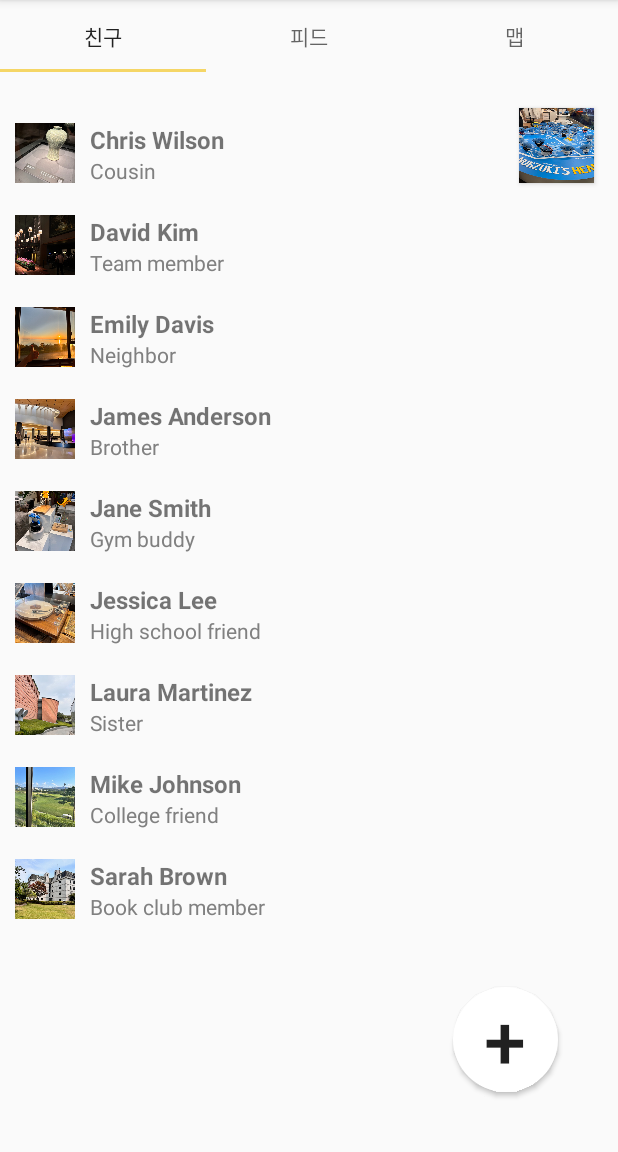
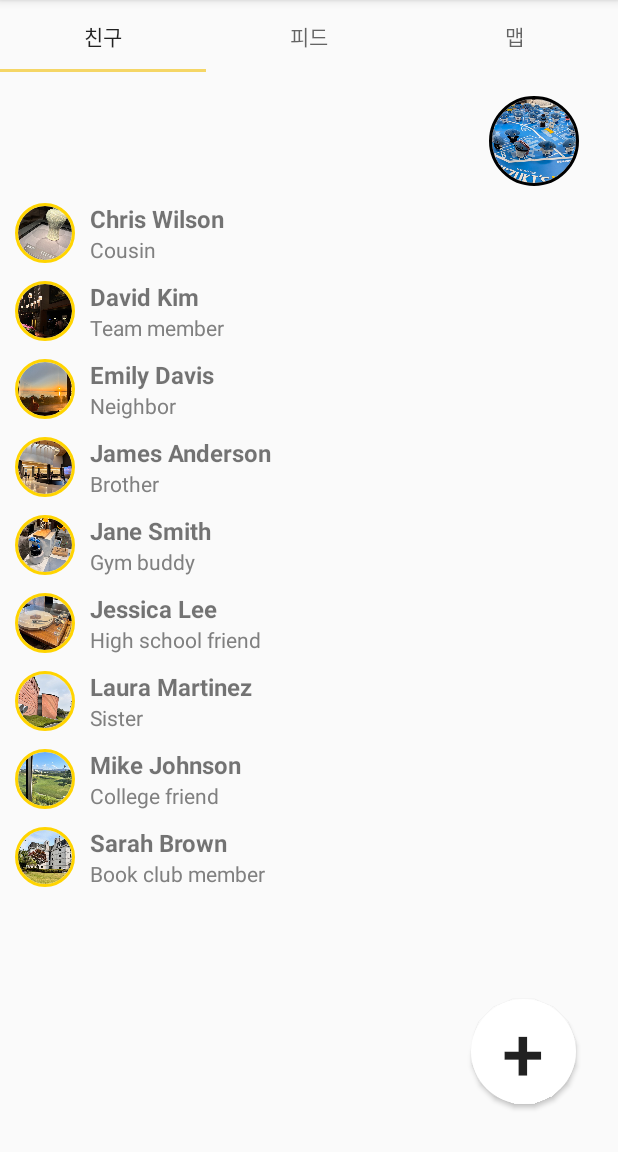
Before and after one commit to madcamp01/madcamp, an Android app built with Jetpack Compose: the screen it shows after launch (MainActivity), on a phone screen of 412 x 824 dp, the part 84-1236 px from its top. Run offline under Robolectric (Android 15) with nearby library versions, the phone set to English and light mode, and no system bars; our stand-ins replace CircleImageView, Room's generated code; libraries missing offline, so code that uses them is left out: com.kakao.vectormap; 1 statement that could not run was skipped.

Commit message:
feat: profile 사진 refresh

```diff
--- a/app/build.gradle.kts
+++ b/app/build.gradle.kts
@@ -85,4 +85,5 @@ dependencies {
     kapt(libs.androidx.room.compiler)
     implementation ("com.kakao.maps.open:android:2.9.7")
     implementation("com.google.code.gson:gson:2.8.6")
+    implementation ("de.hdodenhof:circleimageview:3.1.0")
 }
--- a/app/src/main/java/com/example/madcamp01/first/AddReviewActivity.kt
+++ b/app/src/main/java/com/example/madcamp01/first/AddReviewActivity.kt
@@ -181,7 +181,7 @@ class AddReviewActivity : AppCompatActivity() {
             if (placeId == null) {
                 placeId = insertPlace(database, placeName)
             }
-            val imageUri =  selectedImageUri.let { getRealPathFromURI(parent, it!!) }?.let{Uri.parse(it)}?:selectedImageUri
+            val imageUri = selectedImageUri?.let { getRealPathFromURI(applicationContext, it) }?.let { Uri.parse(it) } ?: selectedImageUri
             var imageId = getImageId(database, imageUri.toString())
 
             if (imageId == null) {
--- a/app/src/main/java/com/example/madcamp01/first/ContactAdapter.kt
+++ b/app/src/main/java/com/example/madcamp01/first/ContactAdapter.kt
@@ -34,7 +34,7 @@ class ContactAdapter(private var contacts: List<Contact>,
     }
 
     class ContactViewHolder(itemView: View) : RecyclerView.ViewHolder(itemView) {
-        private val contactImage: ImageView = itemView.findViewById(R.id.contact_image)
+        private val contactImage:ImageView = itemView.findViewById(R.id.contact_image)
         private val contactName: TextView = itemView.findViewById(R.id.contact_name)
         private val contactStatus: TextView = itemView.findViewById(R.id.contact_status)
 
--- a/app/src/main/java/com/example/madcamp01/first/FirstFragment.kt
+++ b/app/src/main/java/com/example/madcamp01/first/FirstFragment.kt
@@ -8,6 +8,7 @@ import android.view.LayoutInflater
 import android.view.View
 import android.view.ViewGroup
 import android.widget.Button
+import android.widget.ImageView
 import androidx.fragment.app.Fragment
 import androidx.lifecycle.lifecycleScope
 import androidx.recyclerview.widget.LinearLayoutManager
@@ -27,6 +28,7 @@ class FirstFragment : Fragment() {
     private val REQUEST_CODE = 1
     private lateinit var recyclerView: RecyclerView
     private lateinit var contactAdapter: ContactAdapter
+    private lateinit var profileViewButton: ImageView
 
     override fun onCreateView(
         inflater: LayoutInflater, container: ViewGroup?,
@@ -41,10 +43,10 @@ class FirstFragment : Fragment() {
             val intent = Intent(context, AddReviewActivity::class.java)
             startActivity(intent)
         }
-        val profileViewButton:Button = view.findViewById(R.id.profileButton)
+        profileViewButton = view.findViewById(R.id.profileButton)
         profileViewButton.setOnClickListener({
             val intent = Intent(context, ProfileActivity::class.java)
-            startActivity(intent)
+            startActivityForResult(intent,REQUEST_CODE)
         })
         loadContacts()
 
@@ -56,11 +58,12 @@ class FirstFragment : Fragment() {
         val database = AppDatabase.getInstance(requireContext())
         lifecycleScope.launch {
             val contacts = getContactsFromDb(database).filter{it.personId!=1}.sortedBy { it.personName }
+            val profileContact = getContactById(database, 1)
 
-//            if (contacts.isEmpty()) {
-////                insertDummyData(database)
-//                loadContacts() // Dummy data 삽입 후 다시 로드
-//            } else {
+            if (profileContact != null) {
+                profileViewButton.setImageURI(profileContact.profilePicture)
+            }
+
                 contactAdapter = ContactAdapter(contacts) { contact ->
                     val intent = Intent(context, ContactDetailActivity::class.java).apply {
                         putExtra("CONTACT_ID", contact.personId)
@@ -77,33 +80,24 @@ class FirstFragment : Fragment() {
     override fun onActivityResult(requestCode: Int, resultCode: Int, data: Intent?) {
         super.onActivityResult(requestCode, resultCode, data)
         if (requestCode == REQUEST_CODE && resultCode == Activity.RESULT_OK) {
-            loadContacts() // 삭제 후 연락처 목록 다시 로드
+            val profileUri = data?.getStringExtra("PROFILE_URI")
+            profileUri?.let {
+                profileViewButton.setImageURI(Uri.parse(it))
+            }
+            loadContacts() // 삭제 후 연락처 목록 다시 로드n
         }
     }
 
-//    private suspend fun insertDummyData(database: AppDatabase) {
-//        val dummyContacts = listOf(
-//            Contact(1, "John Doe", "010-1234-5678", "Friend from work", Uri.parse("android.resource://com.example.madcamp01/" + R.drawable.img1)),
-//            Contact(2, "Jane Smith", "010-2345-6789", "Gym buddy", Uri.parse("android.resource://com.example.madcamp01/" + R.drawable.img2)),
-//            Contact(3, "Mike Johnson", "010-3456-7890", "College friend", Uri.parse("android.resource://com.example.madcamp01/" + R.drawable.img3)),
-//            Contact(4, "Emily Davis", "010-4567-8901", "Neighbor", Uri.parse("android.resource://com.example.madcamp01/" + R.drawable.img4)),
-//            Contact(5, "Sarah Brown", "010-5678-9012", "Book club member", Uri.parse("android.resource://com.example.madcamp01/" + R.drawable.img5)),
-//            Contact(6, "Chris Wilson", "010-6789-0123", "Cousin", Uri.parse("android.resource://com.example.madcamp01/" + R.drawable.img6)),
-//            Contact(7, "Jessica Lee", "010-7890-1234", "High school friend", Uri.parse("android.resource://com.example.madcamp01/" + R.drawable.img7)),
-//            Contact(8, "David Kim", "010-8901-2345", "Team member", Uri.parse("android.resource://com.example.madcamp01/" + R.drawable.img8)),
-//            Contact(9, "Laura Martinez", "010-9012-3456", "Sister", Uri.parse("android.resource://com.example.madcamp01/" + R.drawable.img9)),
-//            Contact(10, "James Anderson", "010-0123-4567", "Brother", Uri.parse("android.resource://com.example.madcamp01/" + R.drawable.img10))
-//        )
-//        withContext(Dispatchers.IO) {
-//            database.contactDao().apply {
-//                dummyContacts.forEach { insertContact(it) }
-//            }
-//        }
-//    }
+
 
     private suspend fun getContactsFromDb(database: AppDatabase): List<Contact> {
         return withContext(Dispatchers.IO) {
             database.contactDao().getAllContacts()
         }
     }
+    private suspend fun getContactById(database: AppDatabase, contactId: Int): Contact? {
+        return withContext(Dispatchers.IO) {
+            database.contactDao().getContactById(contactId)
+        }
+    }
 }
--- a/app/src/main/java/com/example/madcamp01/first/ProfileActivity.kt
+++ b/app/src/main/java/com/example/madcamp01/first/ProfileActivity.kt
@@ -294,9 +294,18 @@ class ProfileActivity : AppCompatActivity() {
                 contact = updatedContact
                 toggleEditMode(false)
                 loadContact()
-                setResult(RESULT_OK) // 변경 사항이 있을 때 RESULT_OK 설정
+//                setResult(Activity.RESULT_OK, Intent().apply {
+//                    putExtra("PROFILE_URI", contact.profilePicture.toString())
+//                })
             }
         }
+
+    }
+    override fun onBackPressed() {
+        setResult(RESULT_OK, Intent().apply {
+            putExtra("PROFILE_URI", contact.profilePicture.toString())
+        })
+        super.onBackPressed()
     }
     fun getRealPathFromURI(context: Context, uri: Uri): String? {
         if (DocumentsContract.isDocumentUri(context, uri)) {
--- a/app/src/main/java/com/example/madcamp01/third/ReviewViewHolder.kt
+++ b/app/src/main/java/com/example/madcamp01/third/ReviewViewHolder.kt
@@ -1,5 +1,6 @@
 package com.example.madcamp01.third
 
+import android.net.Uri
 import android.view.View
 import android.widget.ImageView
 import android.widget.RatingBar
@@ -27,7 +28,7 @@ class ReviewViewHolder(itemView: View) : RecyclerView.ViewHolder(itemView) {
             val imageUri = withContext(Dispatchers.IO) {
                 AppDatabase.getInstance(itemView.context).imageDao().getImageById(review.imageId)!!.imageSrc
             }
-            reviewImage.setImageURI(imageUri)
+            reviewImage.setImageURI(Uri.parse(imageUri))
         }
     }
 }
--- a/app/src/main/res/layout/contact_item.xml
+++ b/app/src/main/res/layout/contact_item.xml
@@ -1,16 +1,21 @@
 <LinearLayout xmlns:android="http://schemas.android.com/apk/res/android"
     android:layout_width="match_parent"
     android:layout_height="wrap_content"
+    xmlns:app="http://schemas.android.com/apk/res-auto"
     android:orientation="horizontal"
-    android:padding="10dp">
+    android:paddingTop="5dp"
+    android:paddingBottom="5dp"
+    android:paddingRight="10dp"
+    android:paddingLeft="10dp">
 
-    <ImageView
+    <de.hdodenhof.circleimageview.CircleImageView
         android:id="@+id/contact_image"
         android:layout_width="40dp"
-        android:layout_height="40dp"
-        android:layout_marginEnd="10dp"
-        android:scaleType="centerCrop"
-        android:src="@drawable/ic_launcher_foreground" />
+        android:layout_height="match_parent"
+        app:civ_border_overlay="true"
+        app:civ_border_width="2dp"
+        app:civ_border_color="#FFD400"
+        android:layout_marginRight="10dp"/>
 
     <LinearLayout
         android:layout_width="0dp"
--- a/app/src/main/res/layout/fragment_first.xml
+++ b/app/src/main/res/layout/fragment_first.xml
@@ -13,17 +13,17 @@
 
         app:layout_constraintBottom_toBottomOf="parent"
         app:layout_constraintEnd_toEndOf="parent"
-        app:layout_constraintHorizontal_bias="1.0"
+        app:layout_constraintHorizontal_bias="0.0"
         app:layout_constraintStart_toStartOf="parent"
-        app:layout_constraintTop_toTopOf="@+id/profileButton"
-        app:layout_constraintVertical_bias="0.0" />
+        app:layout_constraintTop_toBottomOf="@+id/profileButton"
+        app:layout_constraintVertical_bias="0.029" />
 
     <Button
         android:id="@+id/addReviewButton"
         android:layout_width="70dp"
         android:layout_height="70dp"
-        android:layout_marginEnd="40dp"
-        android:layout_marginBottom="40dp"
+        android:layout_marginEnd="28dp"
+        android:layout_marginBottom="32dp"
         android:background="@drawable/circular_image"
         android:text="+"
         android:textAlignment="center"
@@ -33,14 +33,20 @@
         app:layout_constraintBottom_toBottomOf="parent"
         app:layout_constraintEnd_toEndOf="parent" />
 
-    <Button
+    <de.hdodenhof.circleimageview.CircleImageView
         android:id="@+id/profileButton"
-        android:layout_width="50dp"
-        android:layout_height="50dp"
-        android:layout_marginTop="24dp"
-        android:background="@drawable/img1"
+        android:layout_width="60dp"
+        android:layout_height="60dp"
+        android:layout_marginTop="16dp"
+        android:layout_marginRight="10dp"
+        app:civ_border_color="@color/black"
+        app:civ_border_overlay="true"
+        app:civ_border_width="2dp"
         app:layout_constraintEnd_toEndOf="parent"
-        app:layout_constraintHorizontal_bias="0.955"
+        app:layout_constraintHorizontal_bias="0.954"
         app:layout_constraintStart_toStartOf="parent"
-        app:layout_constraintTop_toTopOf="parent" />
+        app:layout_constraintTop_toTopOf="parent">
+
+    </de.hdodenhof.circleimageview.CircleImageView>
+
 </androidx.constraintlayout.widget.ConstraintLayout>
```
